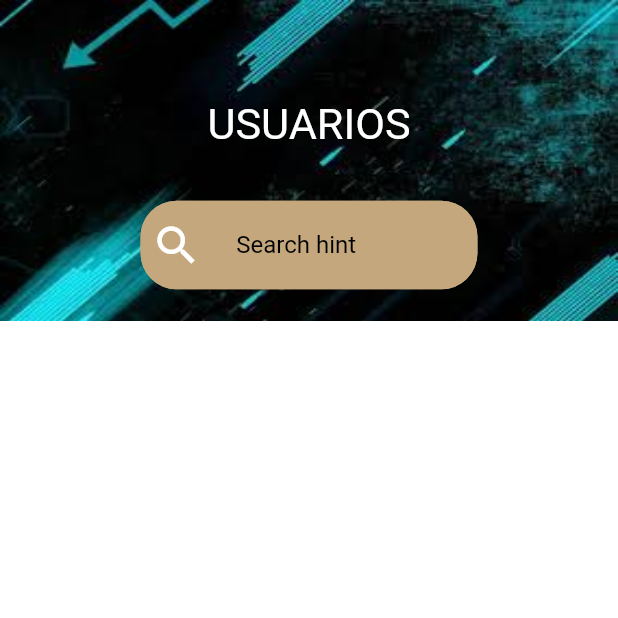
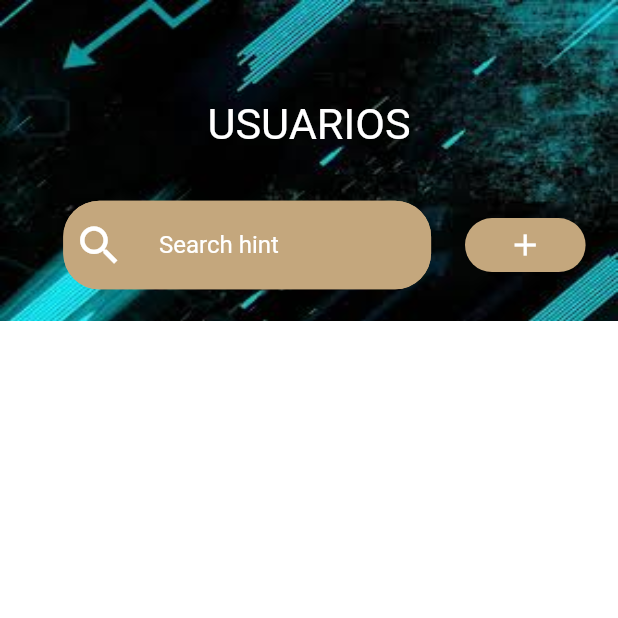
Before and after one commit to KevinEs14/transveloz_frontend, a Flutter app: the DriverList screen opened directly, on a phone screen of 412 x 824 dp, the top half of it. Run offline on Flutter 3.47's test engine with Material 2 defaults, Android fonts, the phone set to English and light mode, and no system bars; our stand-ins replace bloc, flutter_bloc, fluttertoast, rxdart, shared_preferences; missing offline and left inert: dart:ffi; accounts and stored records are empty; network calls fail.

Commit message:
Button and Input on driverpage done

```diff
--- a/lib/pages/driver/driver_list.dart
+++ b/lib/pages/driver/driver_list.dart
@@ -51,8 +51,13 @@ class _DriverList extends State<DriverList> {
                     ),
                   ),
                   SizedBox(height: size.height*0.04,),
+                  Row(
+                    children: [
                       Container(
-                    width: size.width*0.55,
+                        width: size.width*0.1
+                      ),
+                      Container(
+                        width: size.width*0.6,
                         padding: EdgeInsets.all(1),
                         child: TextField(
                           decoration: InputDecoration(
@@ -61,7 +66,7 @@ class _DriverList extends State<DriverList> {
                             prefixText: "    ",
                             border: InputBorder.none,
                             hintText: "Search hint",
-                        hintStyle: TextStyle(color: color5),
+                            hintStyle: TextStyle(color: Colors.white),
                             enabledBorder: OutlineInputBorder(
                               borderRadius: BorderRadius.all(Radius.circular(24)),
                               borderSide: BorderSide(
@@ -76,6 +81,30 @@ class _DriverList extends State<DriverList> {
                           ),
                         ),
                       ),
+                      Container(
+                        width: size.width*0.05,
+                      ),
+                      Container(
+                        width: size.width*0.2,
+                        padding: EdgeInsets.all(1),
+                        //alignment: Alignment.bottomRight,
+                        //padding: EdgeInsets.symmetric(horizontal: 10.0, vertical: 2.0),
+                        child: FlatButton(
+                          onPressed: () {
+                            print("Hola");
+                          },
+                          color: color3,
+                          shape: RoundedRectangleBorder(
+                            borderRadius: BorderRadius.circular(90.0),
+                          ),
+                          child: Icon(
+                            Icons.add,
+                            color: Colors.white,
+                          ),
+                        ),
+                      ),
+                    ],
+                  )
                 ],
               ),
             ),
```
Lines whose indentation alone changed are shown as unchanged.
